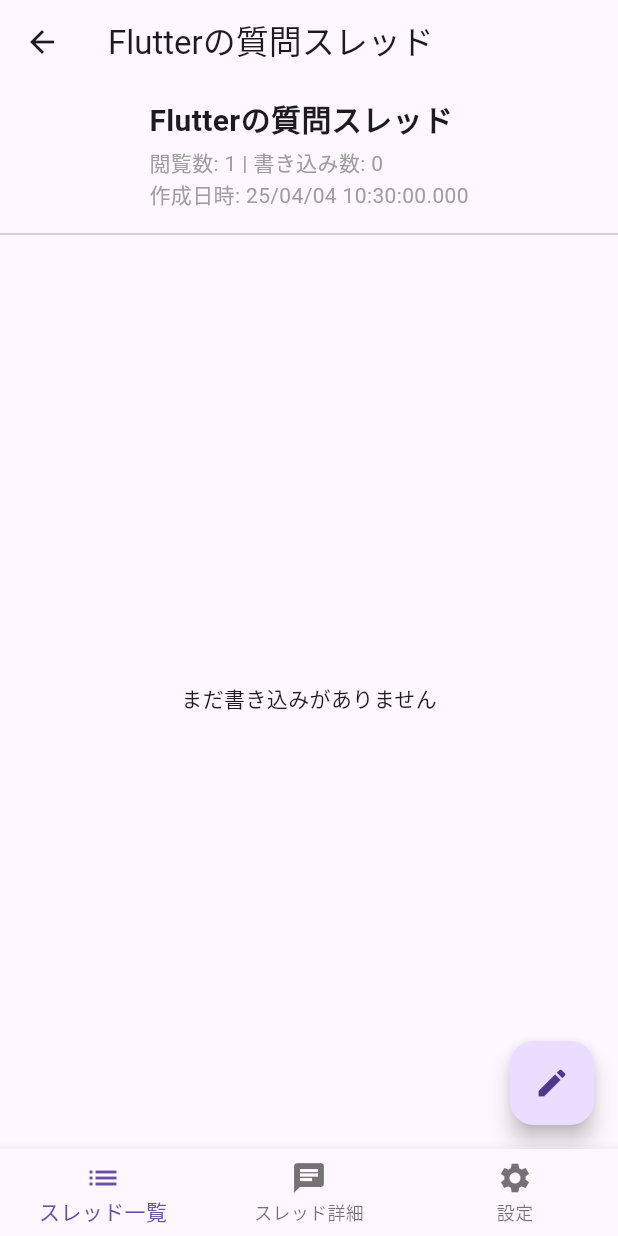
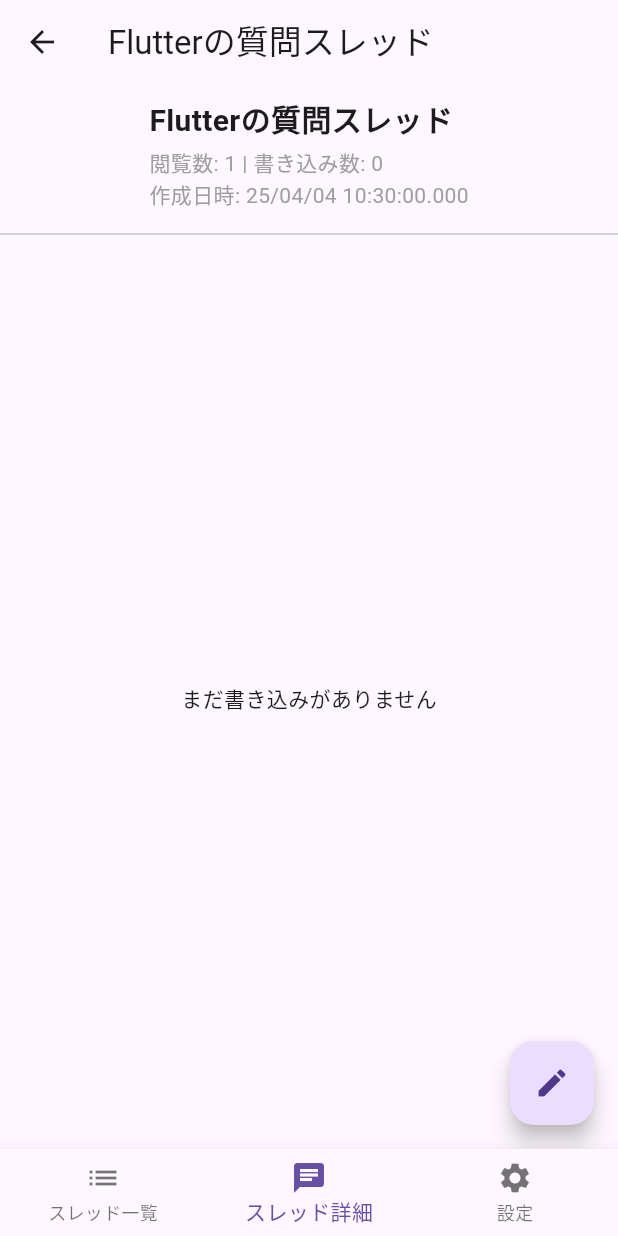
Before and after one commit to pimanseijin924/ThreadsAppProject, a Flutter app: the screen it shows after launch, after a tap on "Flutterの質問スレッド", on a phone screen of 412 x 824 dp. Run offline on Flutter 3.47's test engine with Material 3 defaults, Android fonts, the phone set to English and light mode, and no system bars; our stand-ins replace device_info_plus, flutter_riverpod, shared_preferences.

Commit message:
スレッド詳細画面でボトムメニューが機能しないバグを解決、パッケージのアップグレード

```diff
--- /dev/null
+++ b/devtools_options.yaml
@@ -0,0 +1,3 @@
+description: This file stores settings for Dart & Flutter DevTools.
+documentation: https://docs.flutter.dev/tools/devtools/extensions#configure-extension-enablement-states
+extensions:
--- a/lib/screens/base_screen.dart
+++ b/lib/screens/base_screen.dart
@@ -16,7 +16,7 @@ class BaseScreen extends ConsumerStatefulWidget {
 }
 
 class _BaseScreenState extends ConsumerState<BaseScreen> {
-  int _selectedIndex = 0;
+  late int _selectedIndex;
 
   @override
   void initState() {
@@ -30,7 +30,7 @@ class _BaseScreenState extends ConsumerState<BaseScreen> {
       ThreadListScreen(),
       widget.threadTitle != null
           ? ThreadDetailScreen(threadTitle: widget.threadTitle!)
-          : Container(),
+          : Center(child: Text('スレッドを選択してください')),
       SettingsScreen(),
     ];
 
--- a/lib/screens/create_thread_screen.dart
+++ b/lib/screens/create_thread_screen.dart
@@ -23,7 +23,6 @@ class _CreateThreadScreenState extends ConsumerState<CreateThreadScreen> {
     final userIdAsync = ref.watch(userIdProvider);
 
     return BaseScreen(
-      // BaseScreen を適用
       child: Scaffold(
         appBar: AppBar(title: Text('スレッド作成')),
         body: userIdAsync.when(
@@ -96,7 +95,7 @@ class _CreateThreadScreenState extends ConsumerState<CreateThreadScreen> {
     final commentNotifier = ref.read(threadCommentsProvider(title).notifier);
 
     // スレッドを作成
-    threadNotifier.addThread(title);
+    threadNotifier.addThread(title, 0, 1);
 
     // 最初の書き込み（レス番号1）
     commentNotifier.addComment(
--- a/lib/screens/post_thread_screen.dart
+++ b/lib/screens/post_thread_screen.dart
@@ -24,7 +24,7 @@ class _PostThreadScreenState extends ConsumerState<PostThreadScreen> {
     final userIdFuture = ref.watch(userIdProvider);
 
     return BaseScreen(
-      initialIndex: 0, // スレッド一覧のタブを維持
+      initialIndex: 1,
       child: Scaffold(
         appBar: AppBar(title: Text('書き込み')),
         body: userIdFuture.when(
--- a/lib/screens/thread_detail_screen.dart
+++ b/lib/screens/thread_detail_screen.dart
@@ -21,9 +21,7 @@ class ThreadDetailScreen extends ConsumerWidget {
         );
     final comments = ref.watch(threadCommentsProvider(threadTitle));
 
-    return BaseScreen(
-      initialIndex: 0,
-      child: Scaffold(
+    return Scaffold(
       appBar: AppBar(title: Text(thread.title)),
       body: Column(
         children: [
@@ -122,13 +120,11 @@ class ThreadDetailScreen extends ConsumerWidget {
           Navigator.push(
             context,
             MaterialPageRoute(
-                builder:
-                    (context) => PostThreadScreen(threadTitle: threadTitle),
+              builder: (context) => PostThreadScreen(threadTitle: threadTitle),
             ),
           );
         },
         child: Icon(Icons.edit),
-        ),
       ),
     );
   }
--- a/lib/screens/thread_list_screen.dart
+++ b/lib/screens/thread_list_screen.dart
@@ -1,8 +1,8 @@
 import 'package:flutter/material.dart';
 import 'package:flutter_riverpod/flutter_riverpod.dart';
 import 'package:intl/intl.dart';
+import 'package:my_app/screens/base_screen.dart';
 import '../providers/thread_provider.dart';
-import 'thread_detail_screen.dart';
 import 'create_thread_screen.dart';
 
 class ThreadListScreen extends ConsumerWidget {
@@ -53,8 +53,10 @@ class ThreadListScreen extends ConsumerWidget {
                         context,
                         MaterialPageRoute(
                           builder:
-                              (context) =>
-                                  ThreadDetailScreen(threadTitle: thread.title),
+                              (context) => BaseScreen(
+                                initialIndex: 1,
+                                threadTitle: thread.title,
+                              ),
                         ),
                       );
                     },
--- a/pubspec.yaml
+++ b/pubspec.yaml
@@ -17,7 +17,7 @@ dependencies:
   cupertino_icons: ^1.0.8
   shared_preferences: ^2.2.2
   device_info_plus: ^9.1.2
-  intl: ^0.18.0
+  intl: ^0.19.0
 
 dev_dependencies:
   flutter_test:
```
Also changed, not shown: lib/providers/thread_provider.dart (+7 -2 lines), pubspec.lock. Lines whose indentation alone changed are shown as unchanged.
